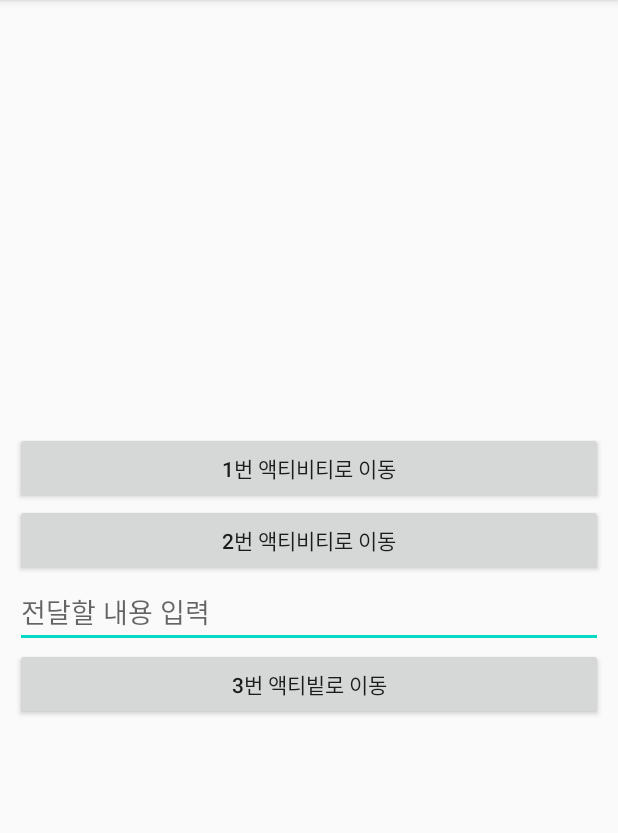
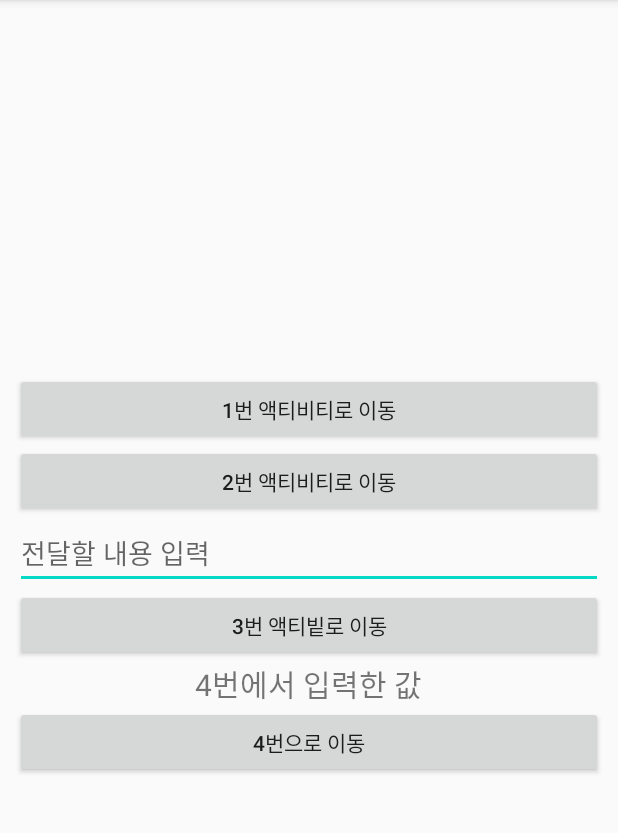
Before and after one commit to meltingshine/IntentPractice_20205027, an Android app: the screen it shows after launch (MainActivity), on a phone screen of 412 x 824 dp, the part 84-917 px from its top. Run offline under Robolectric (Android 15) with nearby library versions, the phone set to English and light mode, and no system bars; 1 statement that could not run was skipped.

Commit message:
네번쨰 화면으로 이동만 함

```diff
--- a/app/src/main/AndroidManifest.xml
+++ b/app/src/main/AndroidManifest.xml
@@ -9,7 +9,8 @@
         android:roundIcon="@mipmap/ic_launcher_round"
         android:supportsRtl="true"
         android:theme="@style/AppTheme">
-        <activity android:name=".ThirdActivity"></activity>
+        <activity android:name=".FourthActivity"></activity>
+        <activity android:name=".ThirdActivity" />
         <activity android:name=".SecondActivity" />
         <activity android:name=".FirstActivity" />
         <activity android:name=".MainActivity">
--- a/app/src/main/res/layout/activity_main.xml
+++ b/app/src/main/res/layout/activity_main.xml
@@ -35,6 +35,16 @@
         android:layout_height="wrap_content"
         android:text="3번 액티빝로 이동"/>
 
+<TextView
+    android:layout_width="wrap_content"
+    android:layout_height="wrap_content"
+    android:textSize="20sp"
+    android:text="4번에서 입력한 값"/>
+
+<Button
+    android:layout_width="match_parent"
+    android:layout_height="wrap_content"
+    android:text="4번으로 이동"/>
 
 
 </LinearLayout>
```
Also changed, not shown: app/src/main/java/com/example/intentpractice_20205027/FourthActivity.kt (added, +12 -0 lines), app/src/main/java/com/example/intentpractice_20205027/MainActivity.kt (+7 -0 lines), app/src/main/res/layout/activity_fourth.xml (added, +26 -0 lines).
